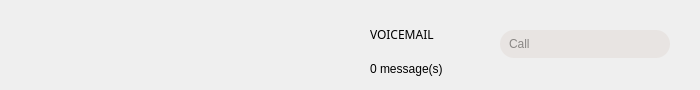
Qt form xivoclient/src/xlets/identity/identity.ui (wazo-platform/wazo-client-qt) before a commit.
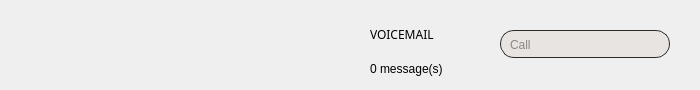
The same form after that commit. Icons and pictures are not drawn.

Commit message:
add small border around dialer in identity
reason: some window managers have a default background too close to
the color of the dialer, so it is not very visible without a border.

Diff of the .ui file:
```diff
--- a/xivoclient/src/xlets/identity/identity.ui
+++ b/xivoclient/src/xlets/identity/identity.ui
@@ -282,6 +282,7 @@
    </property>
    <property name="styleSheet">
     <string notr="true">background-color: #e8e4e2;
+border: 1px solid #2c2927;
 border-radius: 14px;
 padding: 7px;
 color: #2c2927;</string>
```
